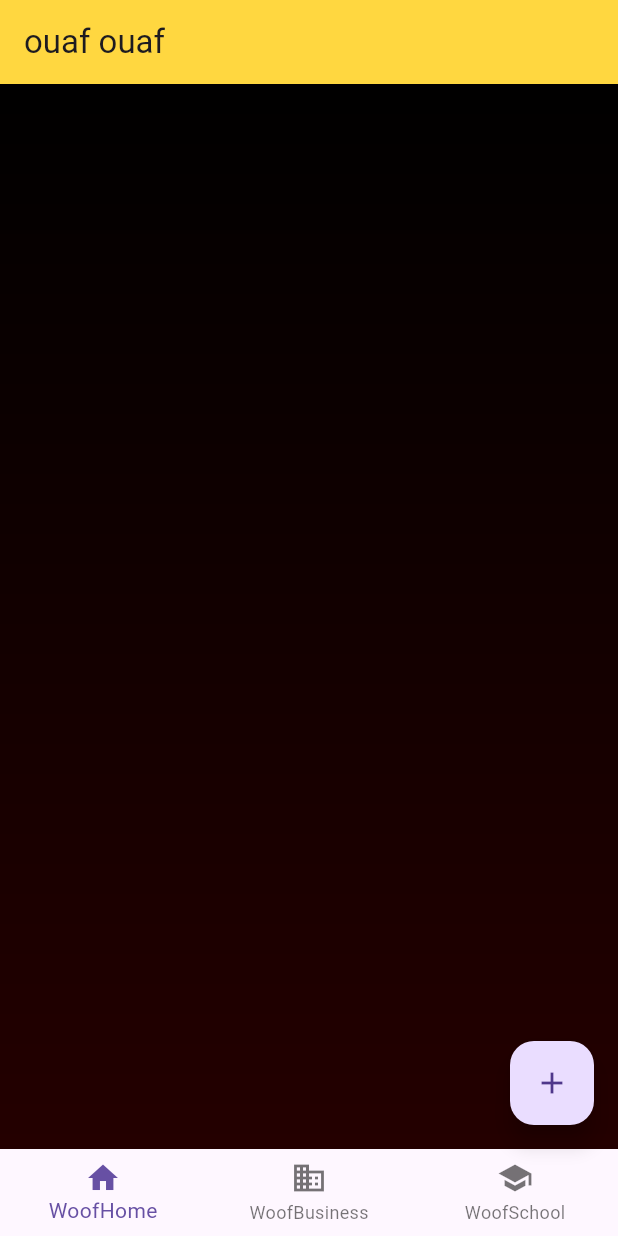
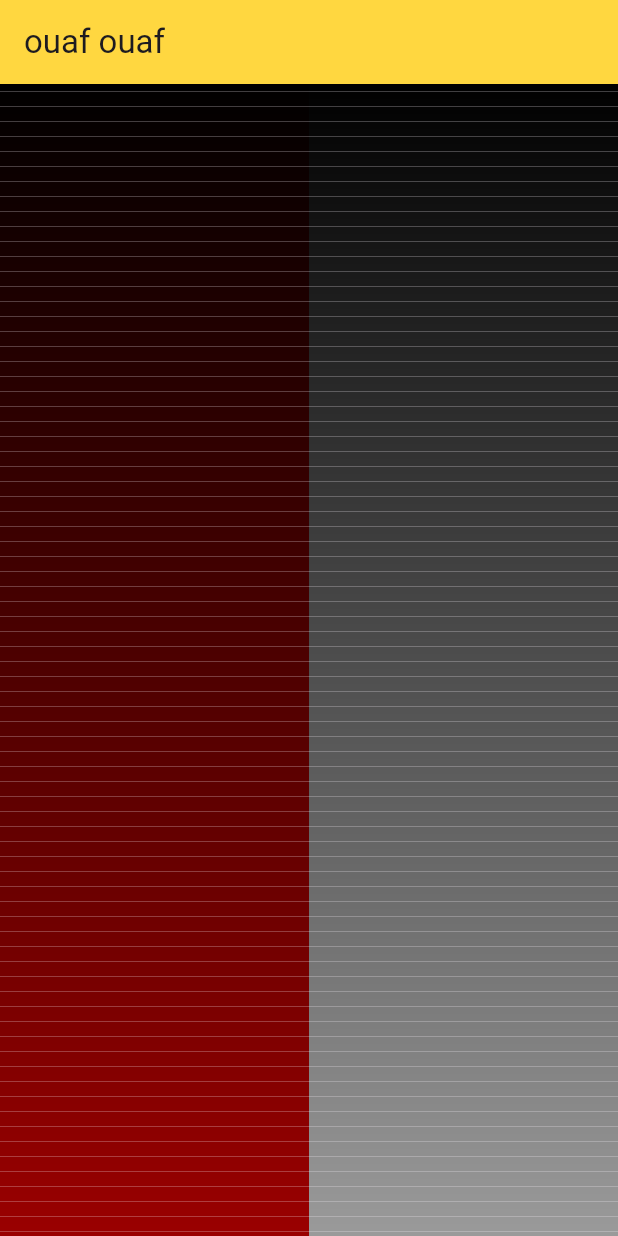
Before and after one commit to Arkhavy/Flutter_Experimentations, a Flutter app: the screen it shows after launch, on a phone screen of 412 x 824 dp. Run offline on Flutter 3.47's test engine with Material 3 defaults, Android fonts, the phone set to English and light mode, and no system bars.

Commit message:
Managed to fit two ListView.builder side to side to create color wheels, starting to get a grasp of some concepts with Flutter :D Added a stock.dart file to append weird experiments somewhere else

```diff
--- a/Code/playground/lib/main.dart
+++ b/Code/playground/lib/main.dart
@@ -5,6 +5,10 @@ int red = 0;
 int green = 0;
 int blue = 0;
 
+int monochrome = 0;
+bool direction = true;
+
+// Just some experimentation, clean code is out of the window anyway for scientific purpose :D
 void  incrementrot0() {
   if (red < 255) {
     red++;
@@ -76,104 +80,47 @@ class StartingPoint extends StatelessWidget {
           backgroundColor: Colors.amberAccent,
           title: const Text("ouaf ouaf"),
         ),
-        body: ListView.builder(
+        body: Row(
+          children: [
+            Flexible(
+              child: ListView.builder(
                 scrollDirection: Axis.vertical,
                 addAutomaticKeepAlives: false,
                 itemBuilder: (_, index) {
                 rotationHub();
-          print("red = $red | green = $green | blue = $blue");
+                // print("red = $red | green = $green | blue = $blue");
                 return Container(
                   color: Color.fromARGB(255, red, green, blue),
                   width: 500,
-            height: 20,
+                  height: 5,
                 );
               }),
-        // body: ListView(
-        //   scrollDirection: Axis.vertical,
-        //   addAutomaticKeepAlives: false,
-        //   children: [
-        //     Container(
-        //       color: Colors.blue,
-        //       width: 500,
-        //       height: 500,
-        //     ),
-        //     Container(
-        //       color: Colors.green,
-        //       width: 500,
-        //       height: 500,
-        //     ),
-        //     Container(
-        //       color: Colors.yellow,
-        //       width: 500,
-        //       height: 500,
-        //     ),
-        //   ],
-        // )
-        // body: Center(
-        //   child: Container(
-        //     margin: const EdgeInsets.all(50),
-        //     padding: const EdgeInsets.all(10),
-        //     color: Colors.blue,
-        //     height: 100,
-        //     width: 100,
-        //     child: const Text("woof woof"),
-        //   ),
-        // ),
-        // body: const Row(
-        //   mainAxisAlignment: MainAxisAlignment.center,
-        //   crossAxisAlignment: CrossAxisAlignment.end,
-        //   children: [
-        //     Icon(Icons.backpack),
-        //     Icon(Icons.leaderboard),
-        //     Icon(Icons.person),
-        //   ],
-        // ),
-        // body: Stack(
-        //   children: [
-        //     Container(
-        //       color: Colors.greenAccent,
-        //       width: 200,
-        //       height: 200,
-        //       child: const Icon(Icons.share),
-        //     ),
-        //     const Positioned(
-        //       top: 50,
-        //       left: 50,
-        //       child: Icon(Icons.verified),
-        //     ),
-        //     const Align(
-        //       alignment: Alignment.center,
-        //       child: Icon(Icons.balance),
-        //     ),
-        //     const Icon(Icons.anchor),
-        //   ],
-        // ),
-        floatingActionButton: FloatingActionButton(
-          child: Icon(Icons.add),
-          onPressed: () {
-            print('Floating Action Button Pressed woof');
+            ),
+            Flexible(
+              child: ListView.builder(
+                scrollDirection: Axis.vertical,
+                itemBuilder: (context, index) {
+                  if (direction == true) {
+                    monochrome++;
+                  } else {
+                    monochrome--;
                   }
+                  if (monochrome == 255) {
+                    direction = false;
+                  } else if (monochrome == 0) {
+                    direction = true;
+                  }
+                  return Container(
+                    color: Color.fromARGB(255, monochrome, monochrome, monochrome),
+                    width: 500,
+                    height: 5,
+                  );
+                }, // itemBuilder
               ),
-        bottomNavigationBar: BottomNavigationBar(
-          items: const [
-            BottomNavigationBarItem(
-              icon: Icon(Icons.home),
-              label: 'WoofHome',
             ),
-            BottomNavigationBarItem(
-              icon: Icon(Icons.business),
-              label: 'WoofBusiness',
+          ] // children
         ),
-            BottomNavigationBarItem(
-              icon: Icon(Icons.school),
-              label: 'WoofSchool',
-            ),
-          ],
-        ),
-        // drawer: const Drawer(
-        //   child: Text('woofDrawer'),
-        // ),
-      ),
+      )
     );
+  } // Widget build
 }
-}
```
Also changed, not shown: Code/playground/lib/stock.dart (added, +98 -0 lines). Lines whose indentation alone changed are shown as unchanged.
